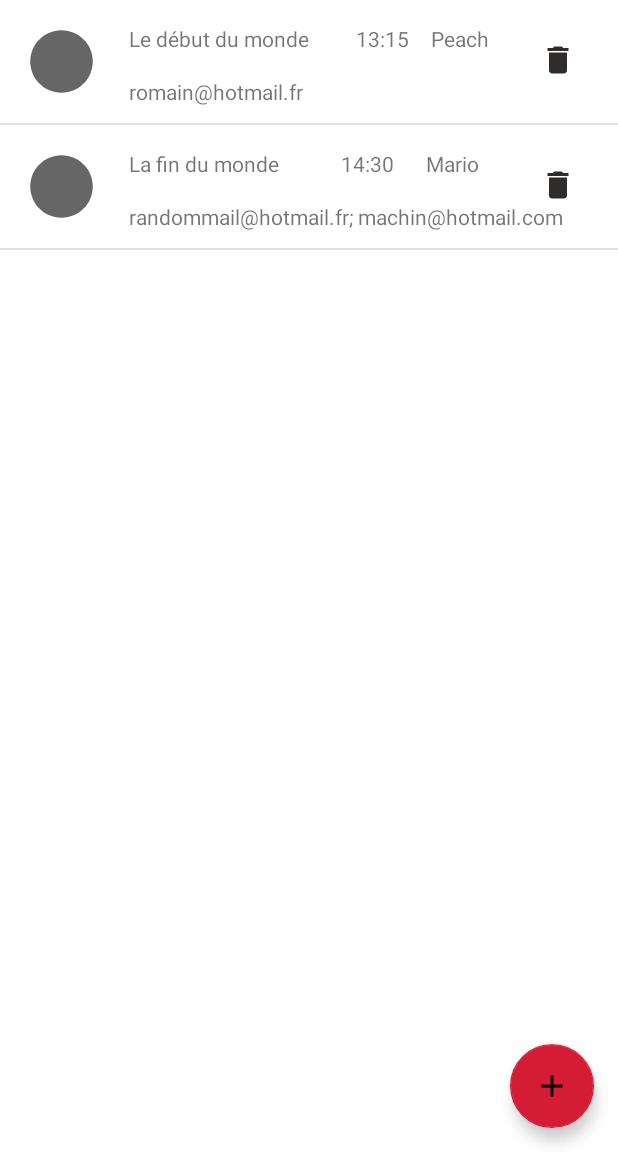
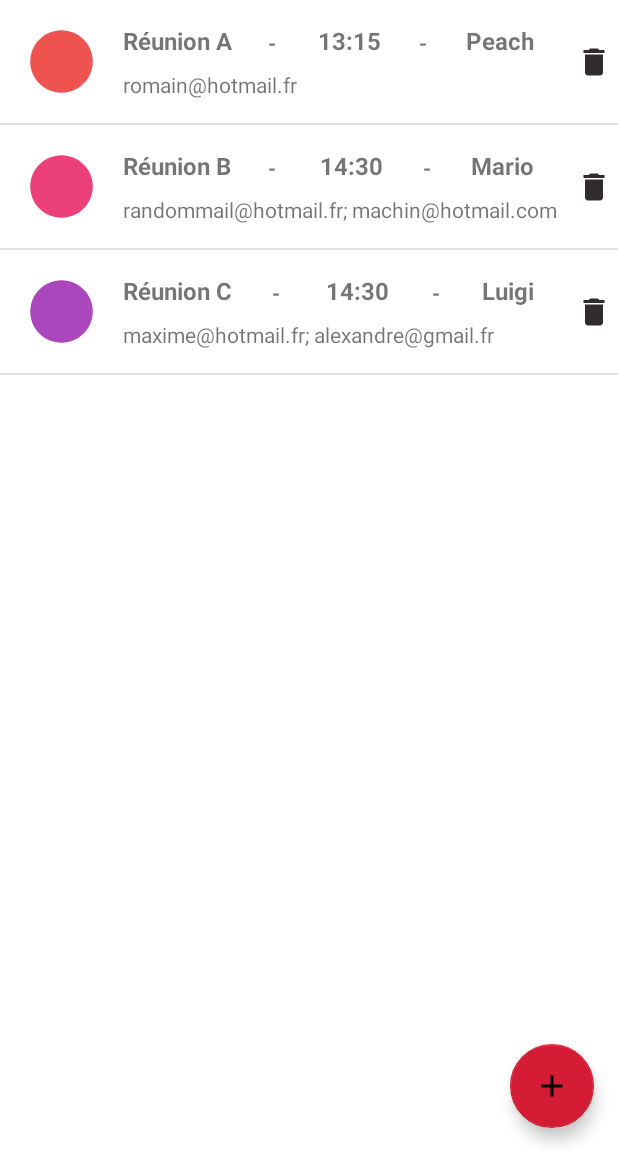
Before and after one commit to RomainSem/MaReu, an Android app: the screen it shows after launch (ListMeetingActivity), on a phone screen of 412 x 824 dp, the part 84-1236 px from its top. Run offline under Robolectric (Android 15) with nearby library versions, the phone set to English and light mode, and no system bars.

Commit message:
Fixed form and added check

```diff
--- a/app/src/main/java/com/example/maru/service/DummyMeetingGenerator.java
+++ b/app/src/main/java/com/example/maru/service/DummyMeetingGenerator.java
@@ -11,16 +11,23 @@ import java.util.List;
 public abstract class DummyMeetingGenerator {
     public static List<Meeting> DUMMY_MEETINGS = Arrays.asList(
 
-            new Meeting(0, "Le début du monde",
+            new Meeting(0, "Réunion A",
                     "Peach",
                     "romain@hotmail.fr",
                     LocalDate.of(2021,12,6),
                     LocalTime.of(13,15),
                     LocalTime.of(13,45)),
 
-            new Meeting(0, "La fin du monde",
+            new Meeting(0, "Réunion B",
                     "Mario",
                     "randommail@hotmail.fr" + "; " + "machin@hotmail.com",
+                    LocalDate.of(2021,12,6),
+                    LocalTime.of(14,30),
+                    LocalTime.of(15,0)),
+
+            new Meeting(0, "Réunion C",
+                    "Luigi",
+                    "maxime@hotmail.fr" + "; " + "alexandre@gmail.fr",
                     LocalDate.of(2021,12,6),
                     LocalTime.of(14,30),
                     LocalTime.of(15,0))
--- a/app/src/main/java/com/example/maru/ui_meeting_list/ListMeetingActivity.java
+++ b/app/src/main/java/com/example/maru/ui_meeting_list/ListMeetingActivity.java
@@ -46,5 +46,6 @@ public class ListMeetingActivity extends AppCompatActivity {
 
         binding.createMeeting.setOnClickListener(v -> AddMeetingActivity.navigate(this));
 
+
     }
 }
--- a/app/src/main/java/com/example/maru/ui_meeting_list/MyMeetingRecyclerViewAdapter.java
+++ b/app/src/main/java/com/example/maru/ui_meeting_list/MyMeetingRecyclerViewAdapter.java
@@ -1,17 +1,16 @@
 package com.example.maru.ui_meeting_list;
 
-import androidx.core.app.ActivityCompat;
-import androidx.fragment.app.FragmentActivity;
-import androidx.recyclerview.widget.DiffUtil;
+
 import androidx.recyclerview.widget.RecyclerView;
 
-import android.content.Intent;
 import android.view.LayoutInflater;
 import android.view.ViewGroup;
+
 import com.example.maru.databinding.ItemviewMeetingBinding;
 import com.example.maru.model.Meeting;
 import com.example.maru.service.MeetingApiService;
 import com.example.maru.utils.DateTimeHelper;
+import com.example.maru.utils.AvatarColor;
 import java.util.List;
 
 
@@ -41,8 +40,9 @@ public class MyMeetingRecyclerViewAdapter extends RecyclerView.Adapter<MyMeeting
         holder.binding.subject.setText(meeting.getSubject());
         holder.binding.time.setText(DateTimeHelper.timeToString(meeting.getStartOfMeeting()));
         holder.binding.roomName.setText(meeting.getRoom());
+        String roomName = holder.binding.roomName.getText().toString();
         holder.binding.emails.setText(meeting.getMail());
-
+        holder.binding.avatar.setColorFilter(AvatarColor.getRoomColor(roomName));
 
         holder.binding.deleteButton.setOnClickListener(view -> {
             mApiService.deleteMeeting(meeting);
--- /dev/null
+++ b/app/src/main/java/com/example/maru/utils/AvatarColor.java
@@ -0,0 +1,42 @@
+package com.example.maru.utils;
+
+
+import android.widget.Spinner;
+
+public class AvatarColor {
+    private static int meetingColor;
+
+    public static int getRoomColor(String roomName) {
+        if(roomName.equals("Peach")) {
+            meetingColor = 0xFFEF5350;
+        }
+        if(roomName.equals("Mario")) {
+            meetingColor = 0xFFEC407A;
+        }
+        if(roomName.equals("Luigi")) {
+            meetingColor = 0xFFAB47BC;
+        }
+        if(roomName.equals("Toad")) {
+            meetingColor = 0xFF7E57C2;
+        }
+        if(roomName.equals("Kirby")) {
+            meetingColor = 0xFF5C6BC0;
+        }
+        if(roomName.equals("Zelda")) {
+            meetingColor = 0xFF42A5F5;
+        }
+        if(roomName.equals("Link")) {
+            meetingColor = 0xFF26C6DA;
+        }
+        if(roomName.equals("Yoshi")) {
+            meetingColor = 0xFF26A69A;
+        }
+        if(roomName.equals("Wario")) {
+            meetingColor = 0xFF66BB6A;
+        }
+        if(roomName.equals("Donkey")) {
+            meetingColor = 0xFFFFEB3B;
+        }
+        return meetingColor;
+    }
+}
--- a/app/src/main/res/layout/activity_list_meeting.xml
+++ b/app/src/main/res/layout/activity_list_meeting.xml
@@ -27,7 +27,7 @@
             android:layout_gravity="end"
             android:layout_marginEnd="11dp"
             android:background="@color/transparent"
-            android:contentDescription="Filter"
+            android:contentDescription="@string/filter"
             android:focusable="true"
             android:minWidth="48dp"
             android:minHeight="48dp"
--- /dev/null
+++ b/app/src/main/res/layout/fragment_filter.xml
@@ -0,0 +1,6 @@
+<?xml version="1.0" encoding="utf-8"?>
+<androidx.constraintlayout.widget.ConstraintLayout xmlns:android="http://schemas.android.com/apk/res/android"
+    android:layout_width="match_parent"
+    android:layout_height="match_parent">
+
+</androidx.constraintlayout.widget.ConstraintLayout>
--- a/app/src/main/res/layout/itemview_meeting.xml
+++ b/app/src/main/res/layout/itemview_meeting.xml
@@ -13,7 +13,7 @@
         android:layout_marginTop="16dp"
         android:layout_marginBottom="16dp"
         app:layout_constraintBottom_toBottomOf="parent"
-        app:layout_constraintEnd_toStartOf="@+id/emails"
+        app:layout_constraintEnd_toStartOf="@+id/subject"
         app:layout_constraintStart_toStartOf="parent"
         app:layout_constraintTop_toTopOf="parent"
         app:srcCompat="@drawable/ic_baseline_circle_24" />
@@ -22,19 +22,23 @@
         android:id="@+id/subject"
         android:layout_width="wrap_content"
         android:layout_height="wrap_content"
-        android:layout_marginStart="20dp"
+        android:layout_marginStart="16dp"
         android:layout_marginTop="16dp"
+        android:textSize="16sp"
+        android:textStyle="bold"
+        app:layout_constraintBottom_toTopOf="@+id/emails"
         app:layout_constraintStart_toEndOf="@+id/avatar"
-        app:layout_constraintTop_toTopOf="parent" />
+        app:layout_constraintTop_toTopOf="parent"
+        app:layout_constraintVertical_bias="0.0" />
 
     <TextView
         android:id="@+id/time"
         android:layout_width="wrap_content"
         android:layout_height="wrap_content"
-        android:layout_marginStart="20dp"
         android:layout_marginTop="16dp"
-        android:layout_marginEnd="64dp"
-        app:layout_constraintEnd_toStartOf="@+id/deleteButton"
+        android:textSize="16sp"
+        android:textStyle="bold"
+        app:layout_constraintEnd_toStartOf="@+id/room_name"
         app:layout_constraintStart_toEndOf="@+id/subject"
         app:layout_constraintTop_toTopOf="parent" />
 
@@ -42,34 +46,60 @@
         android:id="@+id/room_name"
         android:layout_width="wrap_content"
         android:layout_height="wrap_content"
-        android:layout_marginStart="28dp"
         android:layout_marginTop="16dp"
-        android:layout_marginEnd="100dp"
-        app:layout_constraintEnd_toEndOf="parent"
-        app:layout_constraintStart_toEndOf="@+id/time"
+        android:layout_marginEnd="24dp"
+        android:textSize="16sp"
+        android:textStyle="bold"
+        app:layout_constraintEnd_toStartOf="@+id/deleteButton"
         app:layout_constraintTop_toTopOf="parent" />
 
     <TextView
         android:id="@+id/emails"
         android:layout_width="wrap_content"
         android:layout_height="wrap_content"
-        android:layout_marginStart="20dp"
-        android:layout_marginTop="16dp"
+        android:layout_marginStart="16dp"
+        app:layout_constraintBottom_toBottomOf="parent"
         app:layout_constraintStart_toEndOf="@+id/avatar"
-        app:layout_constraintTop_toBottomOf="@+id/subject" />
+        app:layout_constraintTop_toBottomOf="@+id/time"
+        app:layout_constraintVertical_bias="0.36" />
 
     <ImageButton
         android:id="@+id/deleteButton"
         android:layout_width="wrap_content"
         android:layout_height="wrap_content"
-        android:layout_marginTop="16dp"
-        android:layout_marginEnd="16dp"
         android:background="@color/transparent"
         android:contentDescription="delete meeting"
-        android:minWidth="48dp"
+        android:minWidth="32dp"
         android:minHeight="48dp"
+        app:layout_constraintBottom_toBottomOf="parent"
         app:layout_constraintEnd_toEndOf="parent"
         app:layout_constraintTop_toTopOf="parent"
         app:srcCompat="@drawable/ic_baseline_delete_24" />
 
+    <TextView
+        android:id="@+id/separator1"
+        android:layout_width="wrap_content"
+        android:layout_height="wrap_content"
+        android:text="-"
+        android:textStyle="bold"
+        app:layout_constraintBottom_toBottomOf="parent"
+        app:layout_constraintEnd_toStartOf="@+id/time"
+        app:layout_constraintHorizontal_bias="0.462"
+        app:layout_constraintStart_toEndOf="@+id/subject"
+        app:layout_constraintTop_toTopOf="parent"
+        app:layout_constraintVertical_bias="0.301" />
+
+    <TextView
+        android:id="@+id/separator2"
+        android:layout_width="wrap_content"
+        android:layout_height="wrap_content"
+        android:text="-"
+        android:textStyle="bold"
+        app:layout_constraintBottom_toBottomOf="parent"
+        app:layout_constraintEnd_toStartOf="@+id/room_name"
+        app:layout_constraintHorizontal_bias="0.503"
+        app:layout_constraintStart_toEndOf="@+id/time"
+        app:layout_constraintTop_toTopOf="parent"
+        app:layout_constraintVertical_bias="0.301" />
+
 </androidx.constraintlayout.widget.ConstraintLayout>
--- a/app/src/main/res/values/strings.xml
+++ b/app/src/main/res/values/strings.xml
@@ -7,6 +7,7 @@
     <string name="participants">Participants</string>
     <string name="select_room">Select Room:</string>
     <string name="sujet_de_la_r_union">Sujet de la réunion</string>
+    <string name="filter">Filter</string>
 
 
     <string-array name="room_choice">
```
Also changed, not shown: app/src/main/java/com/example/maru/ui_meeting_list/AddMeetingActivity.java (+6 -15 lines), app/src/main/java/com/example/maru/utils/RoomColor.java (deleted, +0 -44 lines), app/src/main/res/layout/dropdown_item.xml (deleted, +0 -12 lines), app/src/main/res/values/colors.xml (+11 -0 lines).
